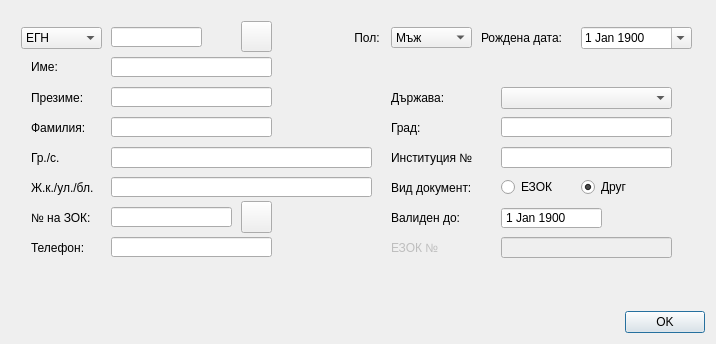
This is src/View/Widgets/PatientFormDialog.ui in thefinalcutbg/DinoDent as Qt 5 draws it before an edit. The edited form follows.
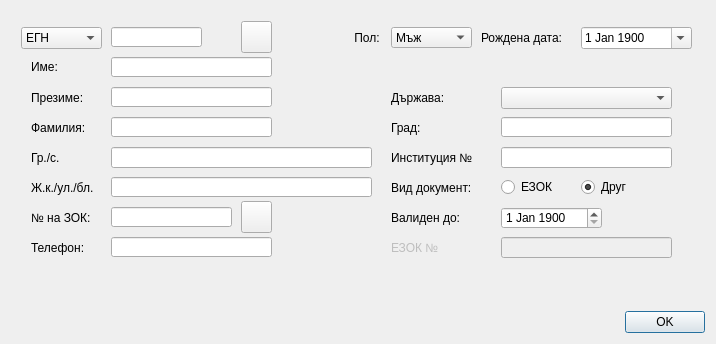
This is the edited form. Custom widgets are drawn as their Qt base class.

```diff
--- a/src/View/Widgets/PatientFormDialog.ui
+++ b/src/View/Widgets/PatientFormDialog.ui
@@ -47,10 +47,7 @@
       </size>
      </property>
      <property name="frameShape">
-      <enum>QFrame::Shape::NoFrame</enum>
-     </property>
-     <property name="frameShadow">
-      <enum>QFrame::Shadow::Raised</enum>
+      <enum>QFrame::NoFrame</enum>
      </property>
      <widget class="QPushButton" name="hirbnoButton">
       <property name="geometry">
@@ -387,14 +384,14 @@
         </rect>
        </property>
        <property name="buttonSymbols">
-        <enum>QAbstractSpinBox::ButtonSymbols::NoButtons</enum>
+        <enum>QAbstractSpinBox::UpDownArrows</enum>
        </property>
        <property name="showGroupSeparator" stdset="0">
         <bool>false</bool>
        </property>
        <property name="maximumDateTime">
         <datetime>
-         <hour>17</hour>
+         <hour>15</hour>
          <minute>59</minute>
          <second>59</second>
          <year>9999</year>
@@ -663,7 +660,7 @@
         <x>230</x>
         <y>10</y>
         <width>31</width>
-        <height>31</height>
+        <height>32</height>
        </rect>
       </property>
       <property name="toolTip">
@@ -672,8 +669,8 @@
       <property name="text">
        <string/>
       </property>
-      <property name="popupMode">
-       <enum>QToolButton::ToolButtonPopupMode::InstantPopup</enum>
+      <property name="autoDefault">
+       <bool>false</bool>
       </property>
      </widget>
     </widget>
@@ -736,7 +733,7 @@
   </customwidget>
   <customwidget>
    <class>ColorPicker</class>
-   <extends>QToolButton</extends>
+   <extends>QPushButton</extends>
    <header>View/uiComponents/ColorPicker.h</header>
   </customwidget>
  </customwidgets>
```
Left out of the diff: 7 changed lines with no effect on the pictures.
